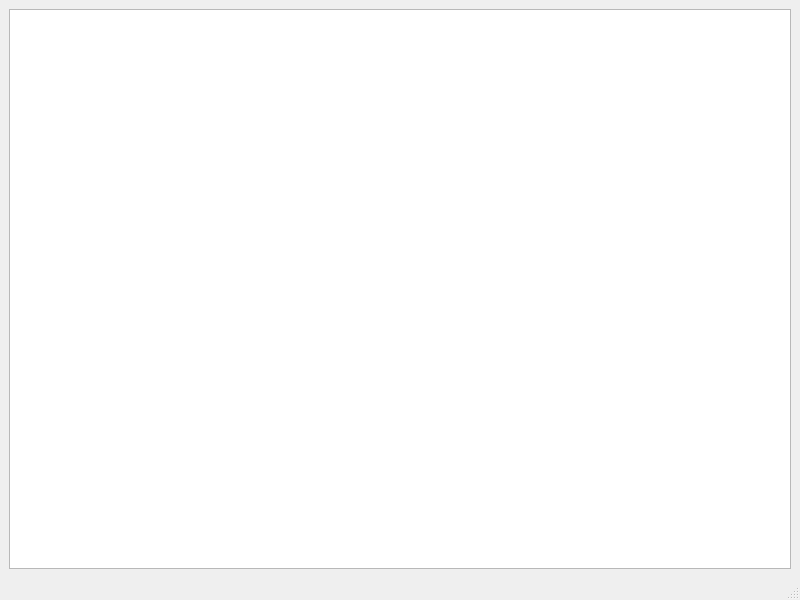
First picture: the form in src/ui/main_window.ui, repository mrandrewer/hexlet-demo-1, before the edit.
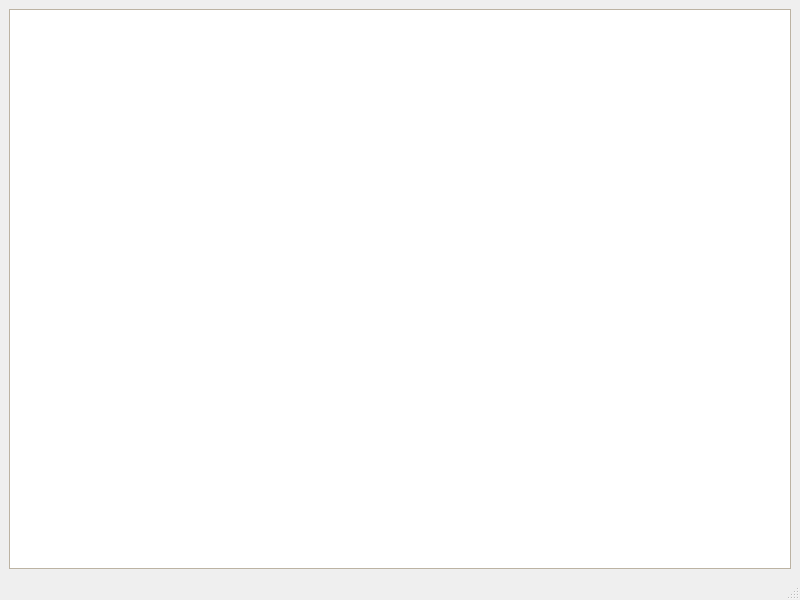
Second picture: the form after the edit. Icons and pictures are not drawn.

The edit to the form file:
```diff
--- a/src/ui/main_window.ui
+++ b/src/ui/main_window.ui
@@ -20,7 +20,102 @@
   <widget class="QWidget" name="centralwidget">
    <layout class="QVBoxLayout" name="verticalLayout">
     <item>
-     <widget class="QListWidget" name="listWidget"/>
+     <widget class="QListWidget" name="listWidget">
+      <property name="palette">
+       <palette>
+        <active>
+         <colorrole role="Base">
+          <brush brushstyle="SolidPattern">
+           <color alpha="255">
+            <red>255</red>
+            <green>255</green>
+            <blue>255</blue>
+           </color>
+          </brush>
+         </colorrole>
+         <colorrole role="Window">
+          <brush brushstyle="SolidPattern">
+           <color alpha="255">
+            <red>244</red>
+            <green>232</green>
+            <blue>211</blue>
+           </color>
+          </brush>
+         </colorrole>
+         <colorrole role="Highlight">
+          <brush brushstyle="SolidPattern">
+           <color alpha="255">
+            <red>103</red>
+            <green>186</green>
+            <blue>128</blue>
+           </color>
+          </brush>
+         </colorrole>
+        </active>
+        <inactive>
+         <colorrole role="Base">
+          <brush brushstyle="SolidPattern">
+           <color alpha="255">
+            <red>255</red>
+            <green>255</green>
+            <blue>255</blue>
+           </color>
+          </brush>
+         </colorrole>
+         <colorrole role="Window">
+          <brush brushstyle="SolidPattern">
+           <color alpha="255">
+            <red>244</red>
+            <green>232</green>
+            <blue>211</blue>
+           </color>
+          </brush>
+         </colorrole>
+         <colorrole role="Highlight">
+          <brush brushstyle="SolidPattern">
+           <color alpha="255">
+            <red>103</red>
+            <green>186</green>
+            <blue>128</blue>
+           </color>
+          </brush>
+         </colorrole>
+        </inactive>
+        <disabled>
+         <colorrole role="Base">
+          <brush brushstyle="SolidPattern">
+           <color alpha="255">
+            <red>244</red>
+            <green>232</green>
+            <blue>211</blue>
+           </color>
+          </brush>
+         </colorrole>
+         <colorrole role="Window">
+          <brush brushstyle="SolidPattern">
+           <color alpha="255">
+            <red>244</red>
+            <green>232</green>
+            <blue>211</blue>
+           </color>
+          </brush>
+         </colorrole>
+         <colorrole role="Highlight">
+          <brush brushstyle="SolidPattern">
+           <color alpha="255">
+            <red>145</red>
+            <green>145</green>
+            <blue>145</blue>
+           </color>
+          </brush>
+         </colorrole>
+        </disabled>
+       </palette>
+      </property>
+      <property name="alternatingRowColors">
+       <bool>false</bool>
+      </property>
+     </widget>
     </item>
    </layout>
   </widget>
```
